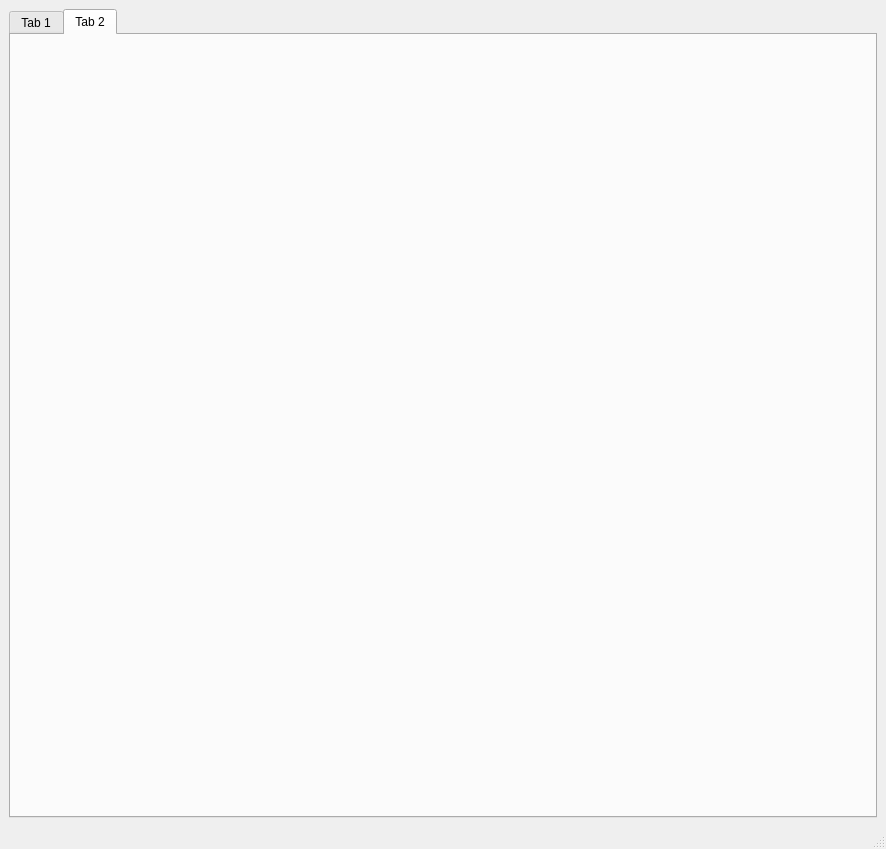
Before: the Qt Designer form client.ui in KhorowD/secure_chat, drawn with Qt 5.
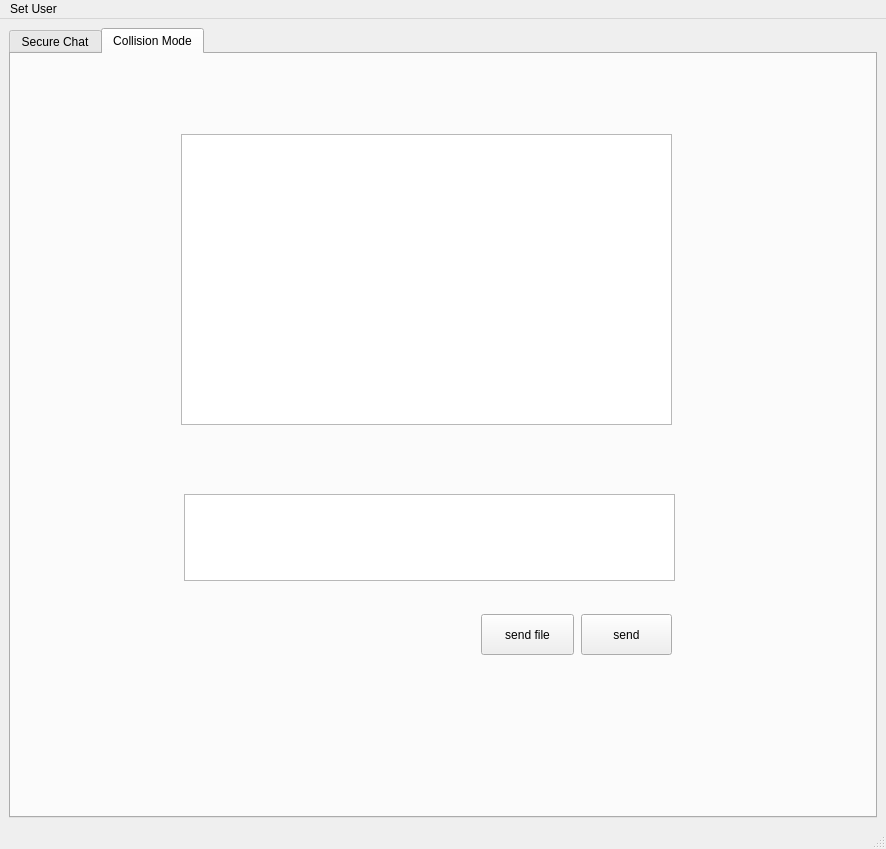
After: the same form once the commit is applied. The open tabs and pages were chosen to show the change.

```diff
--- a/client.ui
+++ b/client.ui
@@ -22,7 +22,7 @@
       </property>
       <widget class="QWidget" name="tab">
        <attribute name="title">
-        <string>Tab 1</string>
+        <string>Secure Chat</string>
        </attribute>
        <widget class="QTextEdit" name="chat_field_msg">
         <property name="geometry">
@@ -50,8 +50,54 @@
       </widget>
       <widget class="QWidget" name="tab_2">
        <attribute name="title">
-        <string>Tab 2</string>
+        <string>Collision Mode</string>
        </attribute>
+       <widget class="QTextEdit" name="chat_field_msg_2">
+        <property name="geometry">
+         <rect>
+          <x>170</x>
+          <y>80</y>
+          <width>491</width>
+          <height>291</height>
+         </rect>
+        </property>
+       </widget>
+       <widget class="QPushButton" name="pushButton_2">
+        <property name="geometry">
+         <rect>
+          <x>470</x>
+          <y>560</y>
+          <width>93</width>
+          <height>41</height>
+         </rect>
+        </property>
+        <property name="text">
+         <string>send file</string>
+        </property>
+       </widget>
+       <widget class="QTextEdit" name="textEdit_2">
+        <property name="geometry">
+         <rect>
+          <x>173</x>
+          <y>440</y>
+          <width>491</width>
+          <height>87</height>
+         </rect>
+        </property>
+       </widget>
+       <widget class="QPushButton" name="btn_send_msg_2">
+        <property name="geometry">
+         <rect>
+          <x>570</x>
+          <y>560</y>
+          <width>91</width>
+          <height>41</height>
+         </rect>
+        </property>
+        <property name="text">
+         <string>send</string>
+        </property>
+       </widget>
       </widget>
      </widget>
     </item>
@@ -66,6 +112,16 @@
      <height>26</height>
     </rect>
    </property>
+   <widget class="QMenu" name="menuSet_User">
+    <property name="title">
+     <string>Set User</string>
+    </property>
+    <addaction name="actionLogin"/>
+    <addaction name="actionLogout"/>
+    <addaction name="actionRegister"/>
+    <addaction name="separator"/>
+   </widget>
+   <addaction name="menuSet_User"/>
   </widget>
   <widget class="QStatusBar" name="statusbar"/>
  </widget>
```
Left out of the diff: 50 changed lines with no effect on the pictures.
